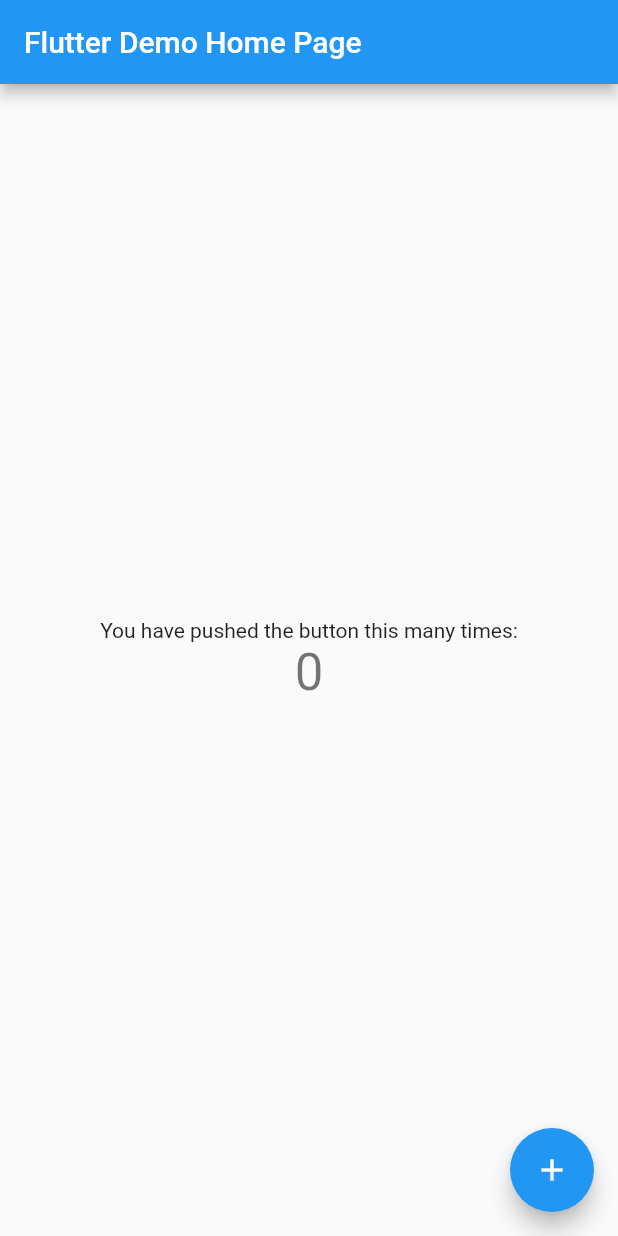
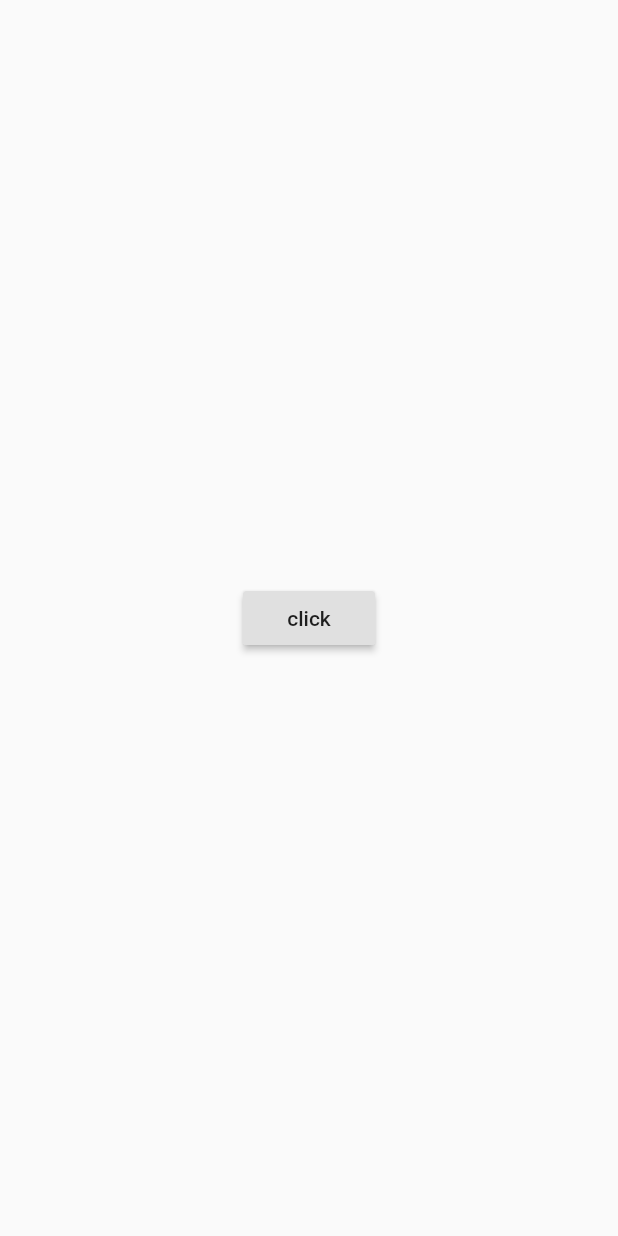
Before and after one commit to VBT-Intership/group1-hackathon-app, a Flutter app: the screen it shows after launch, on a phone screen of 412 x 824 dp. Run offline on Flutter 3.47's test engine with Material 2 defaults, Android fonts, the light colour scheme and no system bars; our stand-ins replace cloud_firestore; accounts and stored records are empty.

Commit message:
Add firebase to project

```diff
--- a/lib/main.dart
+++ b/lib/main.dart
@@ -1,117 +1,9 @@
 import 'package:flutter/material.dart';
+import 'package:hackathonapp/screens/login/splash_screen.dart';
 
 void main() {
-  runApp(MyApp());
+  runApp(MaterialApp(
+    debugShowCheckedModeBanner: false,
+    home: SplashScreen(),
+  ));
 }
-
-class MyApp extends StatelessWidget {
-  // This widget is the root of your application.
-  @override
-  Widget build(BuildContext context) {
-    return MaterialApp(
-      title: 'Flutter Demo',
-      theme: ThemeData(
-        // This is the theme of your application.
-        //
-        // Try running your application with "flutter run". You'll see the
-        // application has a blue toolbar. Then, without quitting the app, try
-        // changing the primarySwatch below to Colors.green and then invoke
-        // "hot reload" (press "r" in the console where you ran "flutter run",
-        // or simply save your changes to "hot reload" in a Flutter IDE).
-        // Notice that the counter didn't reset back to zero; the application
-        // is not restarted.
-        primarySwatch: Colors.blue,
-        // This makes the visual density adapt to the platform that you run
-        // the app on. For desktop platforms, the controls will be smaller and
-        // closer together (more dense) than on mobile platforms.
-        visualDensity: VisualDensity.adaptivePlatformDensity,
-      ),
-      home: MyHomePage(title: 'Flutter Demo Home Page'),
-    );
-  }
-}
-
-class MyHomePage extends StatefulWidget {
-  MyHomePage({Key key, this.title}) : super(key: key);
-
-  // This widget is the home page of your application. It is stateful, meaning
-  // that it has a State object (defined below) that contains fields that affect
-  // how it looks.
-
-  // This class is the configuration for the state. It holds the values (in this
-  // case the title) provided by the parent (in this case the App widget) and
-  // used by the build method of the State. Fields in a Widget subclass are
-  // always marked "final".
-
-  final String title;
-
-  @override
-  _MyHomePageState createState() => _MyHomePageState();
-}
-
-class _MyHomePageState extends State<MyHomePage> {
-  int _counter = 0;
-
-  void _incrementCounter() {
-    setState(() {
-      // This call to setState tells the Flutter framework that something has
-      // changed in this State, which causes it to rerun the build method below
-      // so that the display can reflect the updated values. If we changed
-      // _counter without calling setState(), then the build method would not be
-      // called again, and so nothing would appear to happen.
-      _counter++;
-    });
-  }
-
-  @override
-  Widget build(BuildContext context) {
-    // This method is rerun every time setState is called, for instance as done
-    // by the _incrementCounter method above.
-    //
-    // The Flutter framework has been optimized to make rerunning build methods
-    // fast, so that you can just rebuild anything that needs updating rather
-    // than having to individually change instances of widgets.
-    return Scaffold(
-      appBar: AppBar(
-        // Here we take the value from the MyHomePage object that was created by
-        // the App.build method, and use it to set our appbar title.
-        title: Text(widget.title),
-      ),
-      body: Center(
-        // Center is a layout widget. It takes a single child and positions it
-        // in the middle of the parent.
-        child: Column(
-          // Column is also a layout widget. It takes a list of children and
-          // arranges them vertically. By default, it sizes itself to fit its
-          // children horizontally, and tries to be as tall as its parent.
-          //
-          // Invoke "debug painting" (press "p" in the console, choose the
-          // "Toggle Debug Paint" action from the Flutter Inspector in Android
-          // Studio, or the "Toggle Debug Paint" command in Visual Studio Code)
-          // to see the wireframe for each widget.
-          //
-          // Column has various properties to control how it sizes itself and
-          // how it positions its children. Here we use mainAxisAlignment to
-          // center the children vertically; the main axis here is the vertical
-          // axis because Columns are vertical (the cross axis would be
-          // horizontal).
-          mainAxisAlignment: MainAxisAlignment.center,
-          children: <Widget>[
-            Text(
-              'You have pushed the button this many times:',
-            ),
-            Text(
-              '$_counter',
-              style: Theme.of(context).textTheme.headline4,
-            ),
-          ],
-        ),
-      ),
-      floatingActionButton: FloatingActionButton(
-        onPressed: _incrementCounter,
-        tooltip: 'Increment',
-        child: Icon(Icons.add),
-      ), // This trailing comma makes auto-formatting nicer for build methods.
-    );
-  }
-}
--- /dev/null
+++ b/lib/screens/login/splash_screen.dart
@@ -0,0 +1,39 @@
+import 'package:flutter/material.dart';
+import 'package:cloud_firestore/cloud_firestore.dart';
+
+class SplashScreen extends StatefulWidget {
+  @override
+  _SplashScreenState createState() => _SplashScreenState();
+}
+
+class _SplashScreenState extends State<SplashScreen> {
+  @override
+  void initState() {
+    // TODO: implement initState
+    super.initState();
+  }
+
+  @override
+  Widget build(BuildContext context) {
+    return Scaffold(
+      body: Center(
+        child: RaisedButton(
+          onPressed: (){
+            // Add a new data -> Firestore.instance.collection('books').document().setData({ 'title': 'berke', 'author': 'dew' });
+
+            /*
+            Get a specific data
+            Firestore.instance.collection('books').document('H7GayJ5Tj8EHqndSHKn9').get().then((DocumentSnapshot ds){
+              print(ds["title"]);
+            });
+            */
+
+
+
+          },
+          child: Text("click"),
+        ),
+      ),
+    );
+  }
+}
--- a/pubspec.yaml
+++ b/pubspec.yaml
@@ -28,6 +28,7 @@
   # The following adds the Cupertino Icons font to your application.
   # Use with the CupertinoIcons class for iOS style icons.
   cupertino_icons: ^0.1.3
+  cloud_firestore: ^0.13.7
 
 dev_dependencies:
   flutter_test:
```
Also changed, not shown: pubspec.lock, 3 other files.
